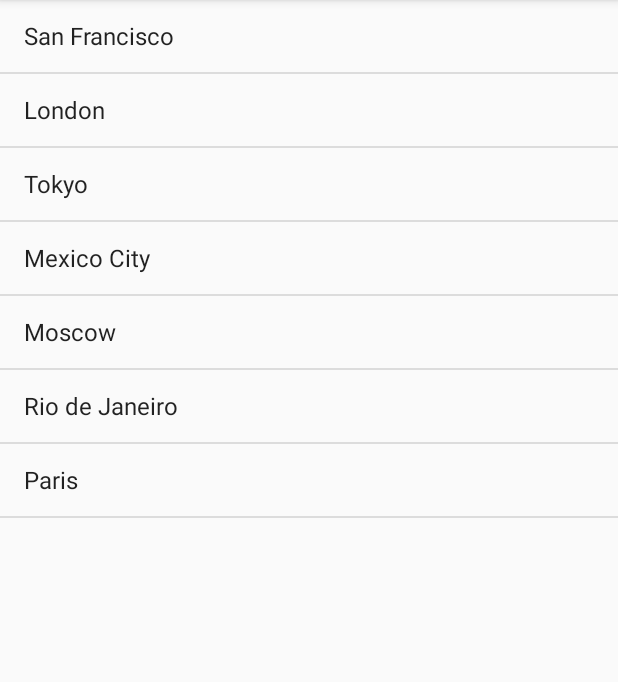
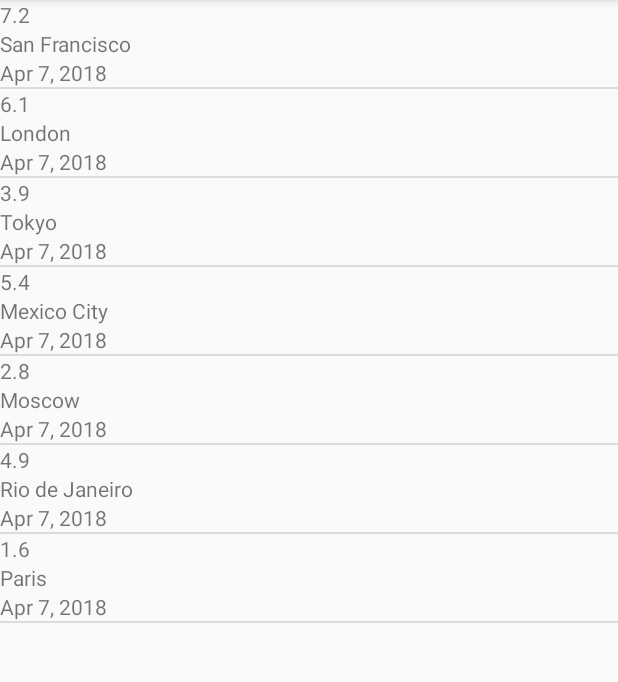
Before and after one commit to SergioKulyk/android-QuakeReport, an Android app: the screen it shows after launch (EarthquakeActivity), on a phone screen of 412 x 824 dp, the part 84-766 px from its top. Run offline under Robolectric (Android 15) with nearby library versions, the phone set to English and light mode, and no system bars.

Commit message:
1.4 Set report adapter and fill list by reports.

```diff
--- a/app/src/main/java/com/example/android/quakereport/EarthquakeActivity.java
+++ b/app/src/main/java/com/example/android/quakereport/EarthquakeActivity.java
@@ -17,10 +17,13 @@ package com.example.android.quakereport;
 
 import android.os.Bundle;
 import android.support.v7.app.AppCompatActivity;
-import android.widget.ArrayAdapter;
 import android.widget.ListView;
 
+import java.text.ParseException;
+import java.text.SimpleDateFormat;
 import java.util.ArrayList;
+import java.util.Date;
+import java.util.Locale;
 
 public class EarthquakeActivity extends AppCompatActivity {
 
@@ -31,22 +34,30 @@ public class EarthquakeActivity extends AppCompatActivity {
         super.onCreate(savedInstanceState);
         setContentView(R.layout.earthquake_activity);
 
+        String mystring = "2018-04-07";
+        Date thedate = null;
+        try {
+            thedate = new SimpleDateFormat("yyyy-MM-dd", Locale.US).parse(mystring);
+        } catch (ParseException e) {
+            e.printStackTrace();
+        }
+
         // Create a fake list of earthquake locations.
-        ArrayList<String> earthquakes = new ArrayList<>();
-        earthquakes.add("San Francisco");
-        earthquakes.add("London");
-        earthquakes.add("Tokyo");
-        earthquakes.add("Mexico City");
-        earthquakes.add("Moscow");
-        earthquakes.add("Rio de Janeiro");
-        earthquakes.add("Paris");
+        ArrayList<Report> earthquakes = new ArrayList<>();
+        earthquakes.add(new Report(7.2f, "San Francisco", thedate));
+        earthquakes.add(new Report(6.1f, "London", thedate));
+        earthquakes.add(new Report(3.9f, "Tokyo", thedate));
+        earthquakes.add(new Report(5.4f, "Mexico City", thedate));
+        earthquakes.add(new Report(2.8f, "Moscow", thedate));
+        earthquakes.add(new Report(4.9f, "Rio de Janeiro", thedate));
+        earthquakes.add(new Report(1.6f, "Paris", thedate));
 
         // Find a reference to the {@link ListView} in the layout
-        ListView earthquakeListView = (ListView) findViewById(R.id.list);
+        ListView earthquakeListView = findViewById(R.id.list);
 
         // Create a new {@link ArrayAdapter} of earthquakes
-        ArrayAdapter<String> adapter = new ArrayAdapter<String>(
-                this, android.R.layout.simple_list_item_1, earthquakes);
+        ReportAdapter adapter = new ReportAdapter(EarthquakeActivity.this, earthquakes);
+
 
         // Set the adapter on the {@link ListView}
         // so the list can be populated in the user interface
```
